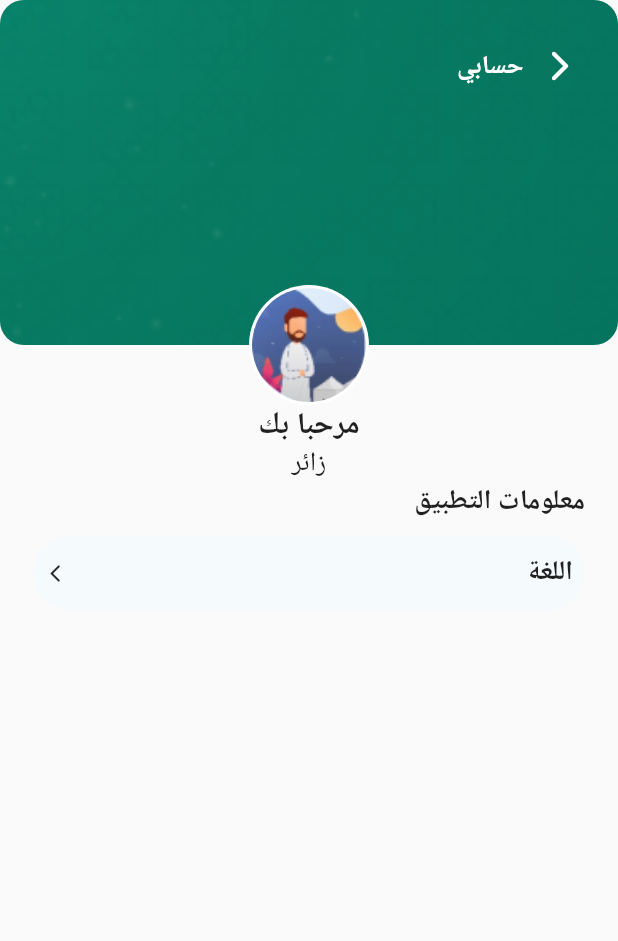
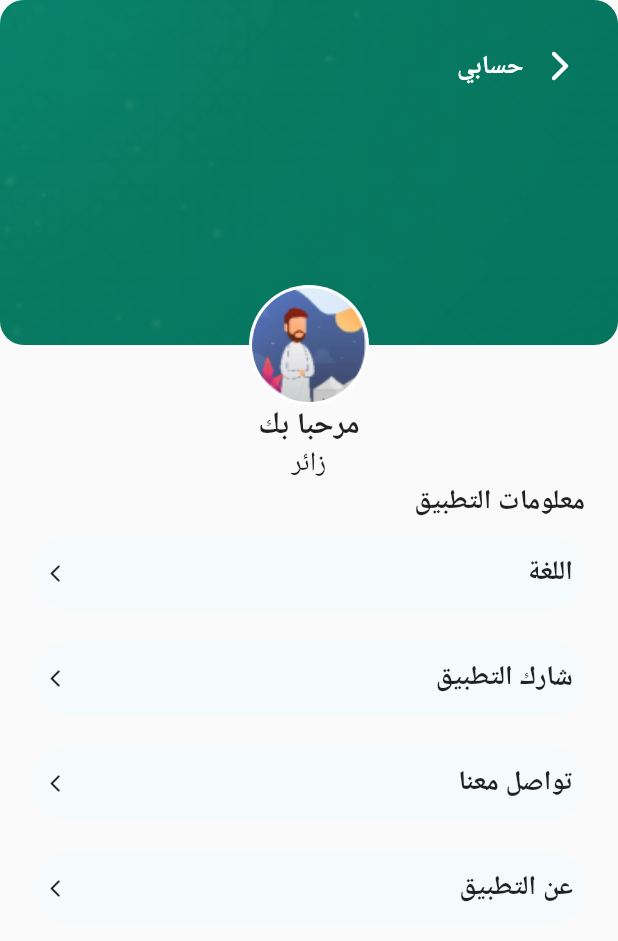
Before and after one commit to ammarelgml/Mosques-Guide-FlutterApp, a Flutter app: the screen it shows after launch, after a tap on "اللغة", on a phone screen of 412 x 824 dp. Shown: the top 941 px of the screen. Run offline on Flutter 3.47's test engine with Material 2 defaults, Android fonts, the phone set to English and light mode, and no system bars; our stand-ins replace get, location; statements that could not run were skipped.

Commit message:
Share - ContactUs - AboutUs Buttons

```diff
--- a/lib/view/settings/index.dart
+++ b/lib/view/settings/index.dart
@@ -23,7 +23,10 @@ class Settings extends StatelessWidget {
                   style: TextStyle(fontSize: 18, fontWeight: FontWeight.bold),
                 ),
               ),
-              Button(onPressed: onPressed, title: "اللغة"),
+              Button(onPressed: languageChange, title: "اللغة"),
+              Button(onPressed: shareApp, title: "شارك التطبيق"),
+              Button(onPressed: contactUs, title: "تواصل معنا"),
+              Button(onPressed: aboutUs, title: "عن التطبيق"),
             ],
           ),
         )
@@ -31,7 +34,19 @@ class Settings extends StatelessWidget {
     ));
   }
 
-  onPressed() {
-    print("ClickMe");
+  languageChange() {
+    print("Language Btn");
+  }
+
+  shareApp() {
+    print("Share App Btn");
+  }
+
+  contactUs() {
+    print("Contact Us Btn");
+  }
+
+  aboutUs() {
+    print("About Us Btn");
   }
 }
```
